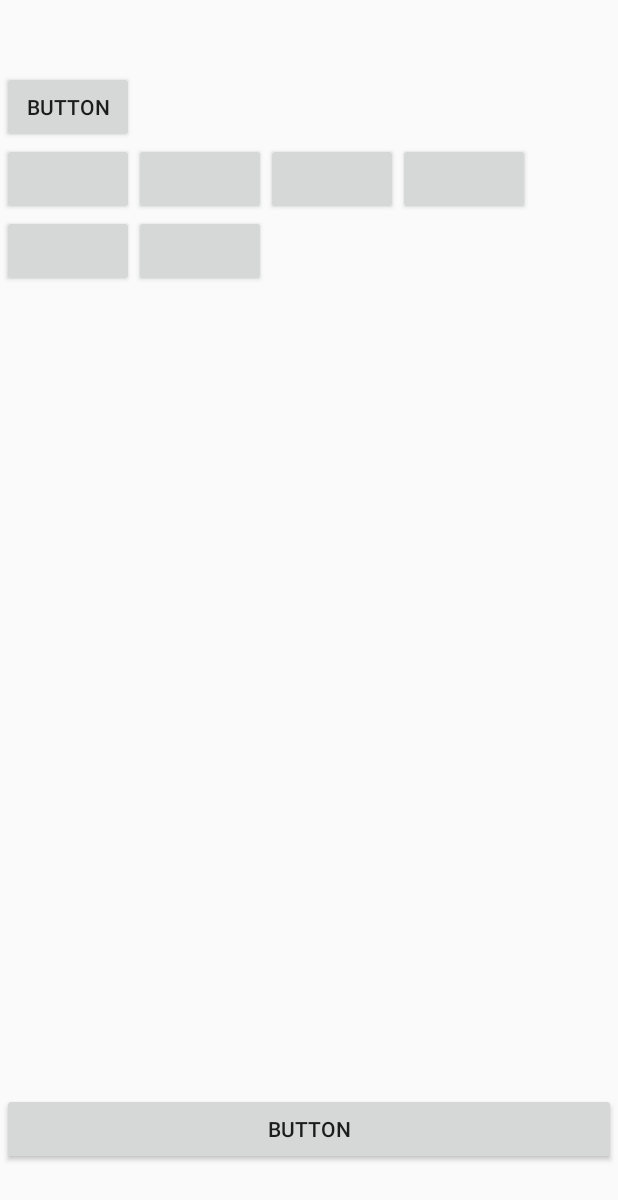
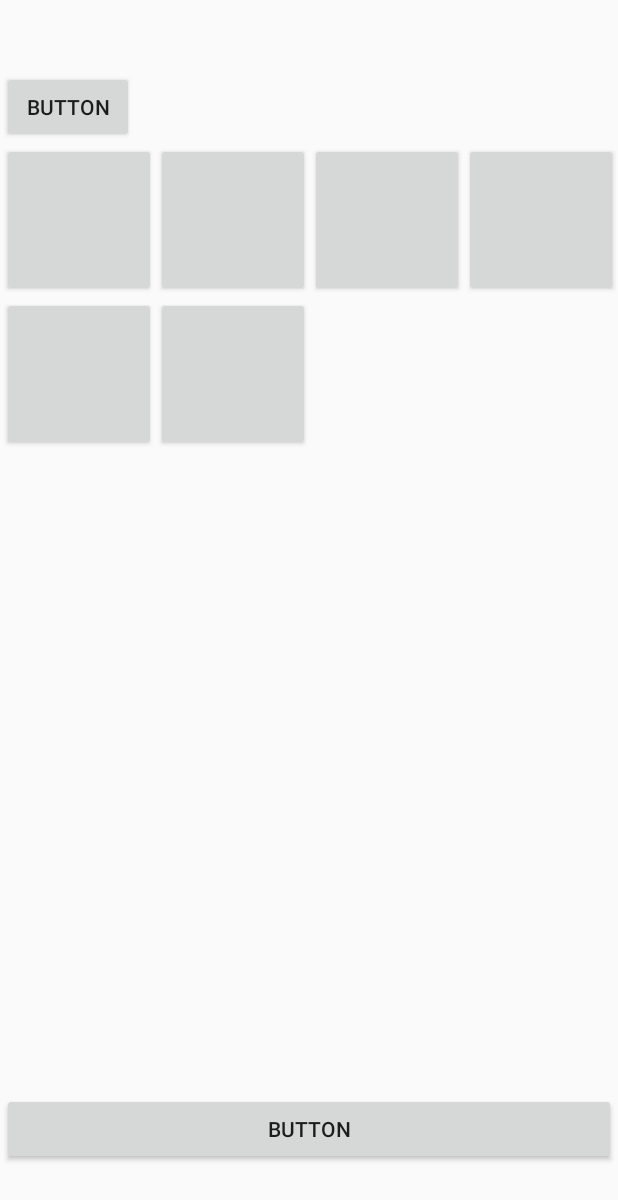
Before and after one commit to inesd16/loup, an Android app: the screen it shows after launch (MainActivity), on a phone screen of 412 x 824 dp. Shown: the top 1200 px of the screen. Run offline under Robolectric (Android 15) with nearby library versions, the phone set to English and light mode, and no system bars.

Commit message:
Boutons equi

```diff
--- a/app/src/main/java/com/example/loup/MainActivity.kt
+++ b/app/src/main/java/com/example/loup/MainActivity.kt
@@ -1,22 +1,43 @@
 package com.example.loup
 
-import androidx.appcompat.app.AppCompatActivity
+import android.graphics.Point
 import android.os.Bundle
 import android.widget.Button
-import android.widget.TableLayout
+import androidx.appcompat.app.AppCompatActivity
 import kotlinx.android.synthetic.main.activity_main.*
+
 
 class MainActivity : AppCompatActivity() {
 
     override fun onCreate(savedInstanceState: Bundle?) {
         super.onCreate(savedInstanceState)
         setContentView(R.layout.activity_main)
+
+        //Récuperer taille d'écran
+        val display = windowManager.defaultDisplay
+        val size = Point()
+        display.getSize(size)
+        val screenWidth: Int = size.x
+
+
         val button_dynamic = Button(this)
+        button_dynamic.width = screenWidth/4
+        button_dynamic.height = screenWidth/4
         val button_dynamic1 = Button(this)
+        button_dynamic1.width = screenWidth/4
+        button_dynamic1.height = screenWidth/4
         val button_dynamic2 = Button(this)
+        button_dynamic2.width = screenWidth/4
+        button_dynamic2.height = screenWidth/4
         val button_dynamic3 = Button(this)
+        button_dynamic3.width = screenWidth/4
+        button_dynamic3.height = screenWidth/4
         val button_dynamic4 = Button(this)
+        button_dynamic4.width = screenWidth/4
+        button_dynamic4.height = screenWidth/4
         val button_dynamic5 = Button(this)
+        button_dynamic5.width = screenWidth/4
+        button_dynamic5.height = screenWidth/4
         grillePerso.addView(button_dynamic)
         grillePerso.addView(button_dynamic1)
         grillePerso.addView(button_dynamic2)
```
